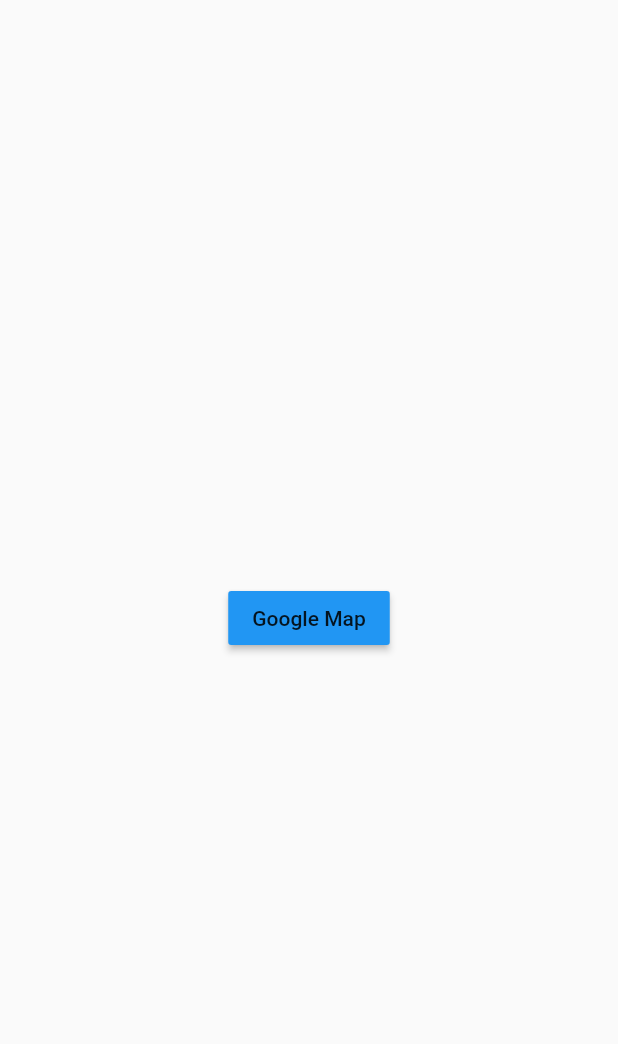
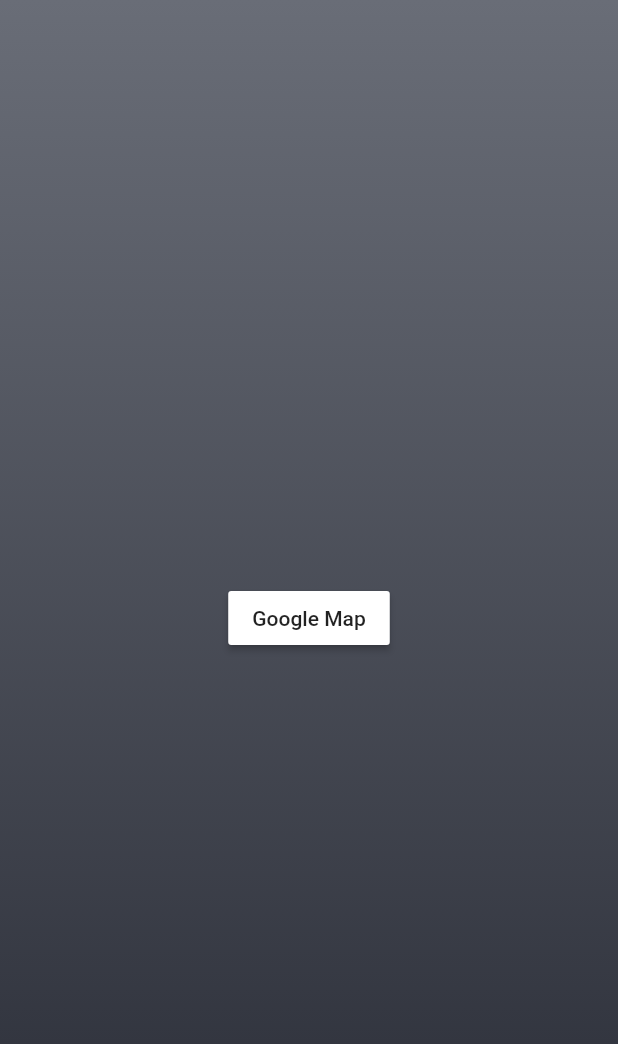
Before and after one commit to Rezerbiw12/googlemap_flutter, a Flutter app: the screen it shows after launch, on a phone screen of 412 x 824 dp. Shown: the top 1044 px of the screen. Run offline on Flutter 3.47's test engine with Material 2 defaults, Android fonts, the phone set to English and light mode, and no system bars; our stand-ins replace google_maps_flutter, location.

Commit message:
อัพเดทแมพ

```diff
--- a/lib/homescreen.dart
+++ b/lib/homescreen.dart
@@ -6,14 +6,24 @@
   @override
   _MyHomePageState createState() => _MyHomePageState();
 }
+
 class _MyHomePageState extends State<MyHomePage> {
   LocationData currentLocation;
   @override
   Widget build(BuildContext context) {
-    return Scaffold(
+    return Container(
+      width: double.infinity,
+      decoration: BoxDecoration(
+          gradient: LinearGradient(
+              colors: [Color(0xFF696D77), Color(0xFF292C36)],
+              begin: Alignment.topCenter,
+              end: Alignment.bottomCenter,
+              tileMode: TileMode.clamp)),
+      child: Scaffold(
+        backgroundColor: Colors.transparent,
         body: Center(
           child: MaterialButton(
-          color: Colors.blue,
+            color: Colors.white,
             child: Text('Google Map'),
             onPressed: () => Navigator.push(
               context,
@@ -23,6 +33,7 @@
             ),
           ),
         ),
+      ),
     );
   }
 }
```
Also changed, not shown: lib/mapPage.dart (+16 -26 lines). Lines whose indentation alone changed are shown as unchanged.
